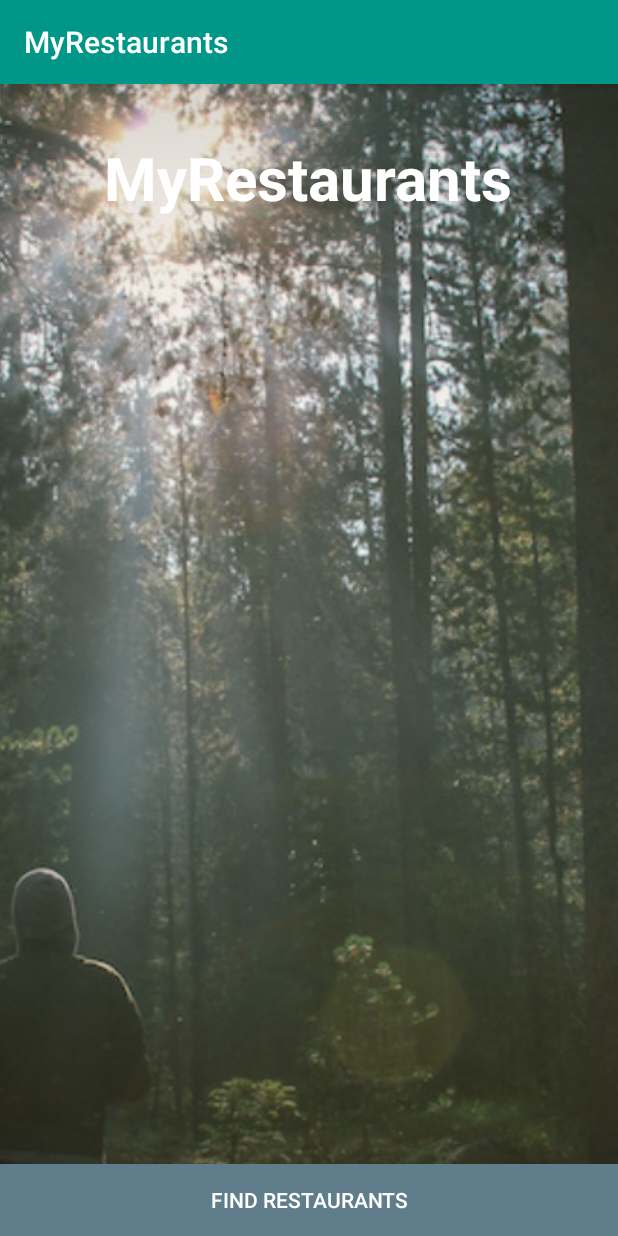
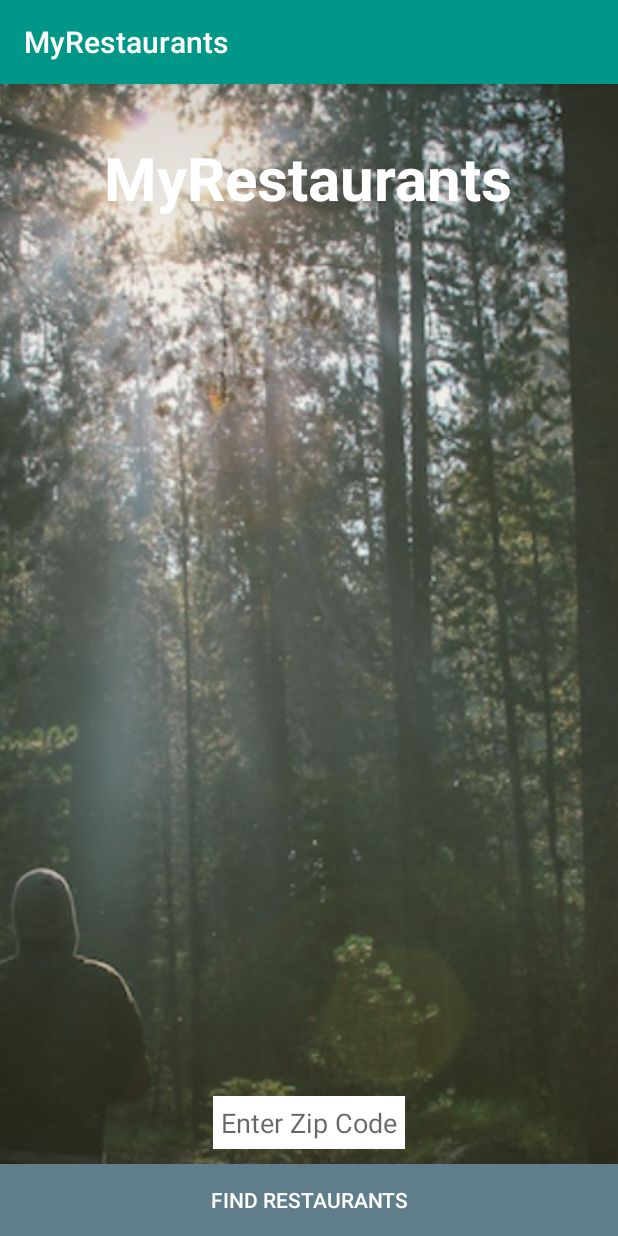
Before and after one commit to scotthollandjr/MyRestaurants, an Android app: the screen it shows after launch (MainActivity), on a phone screen of 412 x 824 dp. Run offline under Robolectric (Android 15) with nearby library versions, the phone set to English and light mode, and no system bars.

Commit message:
Add second activity with link to main

```diff
--- a/app/src/main/AndroidManifest.xml
+++ b/app/src/main/AndroidManifest.xml
@@ -15,6 +15,7 @@
                 <category android:name="android.intent.category.LAUNCHER" />
             </intent-filter>
         </activity>
+        <activity android:name=".RestaurantsActivity"></activity>
     </application>
 
 </manifest>
--- a/app/src/main/java/com/epicodus/myrestaurants/MainActivity.java
+++ b/app/src/main/java/com/epicodus/myrestaurants/MainActivity.java
@@ -1,13 +1,34 @@
 package com.epicodus.myrestaurants;
 
+import android.content.Intent;
 import android.support.v7.app.AppCompatActivity;
 import android.os.Bundle;
+import android.util.Log;
+import android.view.View;
+import android.widget.Button;
+import android.widget.EditText;
+import android.widget.Toast;
 
 public class MainActivity extends AppCompatActivity {
+    public static final String TAG = MainActivity.class.getSimpleName();
+    private Button mFindRestaurantsButton;
+    private EditText mLocationEditText;
 
     @Override
     protected void onCreate(Bundle savedInstanceState) {
         super.onCreate(savedInstanceState);
         setContentView(R.layout.activity_main);
+        mLocationEditText = (EditText) findViewById(R.id.locationEditText);
+        mFindRestaurantsButton = (Button) findViewById(R.id.findRestaurantsButton);
+
+        mFindRestaurantsButton.setOnClickListener(new View.OnClickListener() {
+            @Override
+            public void onClick(View view) {
+                String location = mLocationEditText.getText().toString();
+                Intent intent = new Intent(MainActivity.this, RestaurantsActivity.class);
+                intent.putExtra("location", location);
+                startActivity(intent);
+            }
+        });
     }
 }
--- a/app/src/main/res/layout/activity_main.xml
+++ b/app/src/main/res/layout/activity_main.xml
@@ -26,6 +26,17 @@
         android:textStyle="bold"
         android:id="@+id/textView" />
 
+    <EditText
+        android:layout_width="wrap_content"
+        android:layout_height="wrap_content"
+        android:id="@+id/locationEditText"
+        android:background="@color/colorTextIcon"
+        android:layout_above="@+id/findRestaurantsButton"
+        android:layout_marginBottom="10dp"
+        android:padding="5dp"
+        android:hint="Enter Zip Code"
+        android:layout_centerHorizontal="true" />
+
     <Button
         android:layout_width="match_parent"
         android:layout_height="wrap_content"
```
Also changed, not shown: app/src/main/java/com/epicodus/myrestaurants/RestaurantsActivity.java (added, +20 -0 lines), app/src/main/res/layout/activity_restaurants.xml (added, +16 -0 lines).
